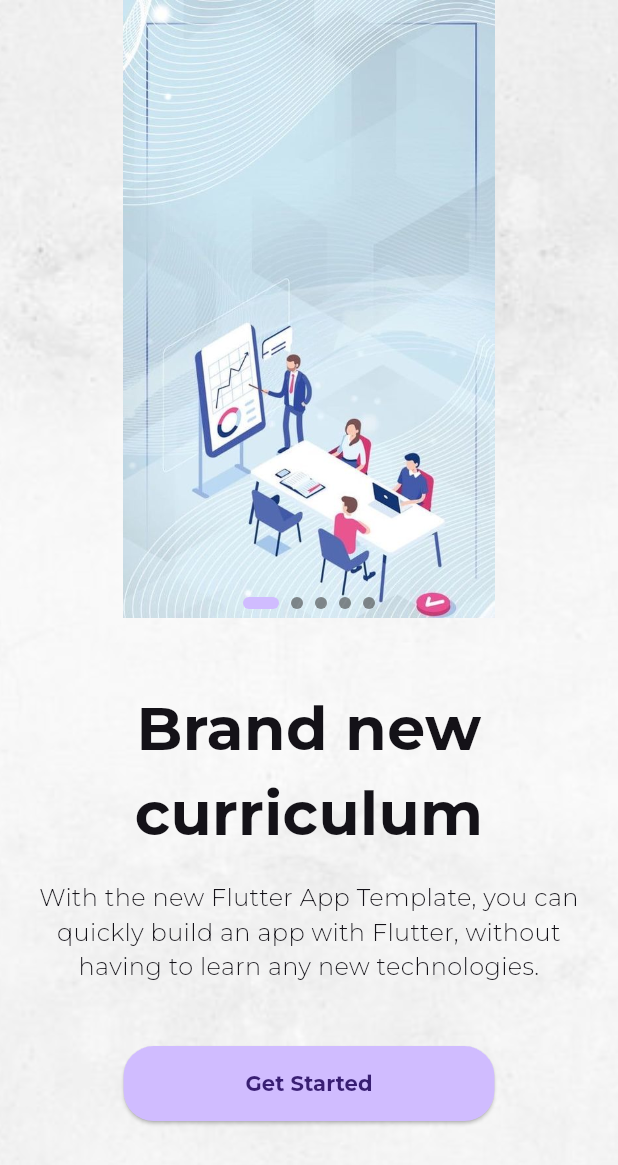
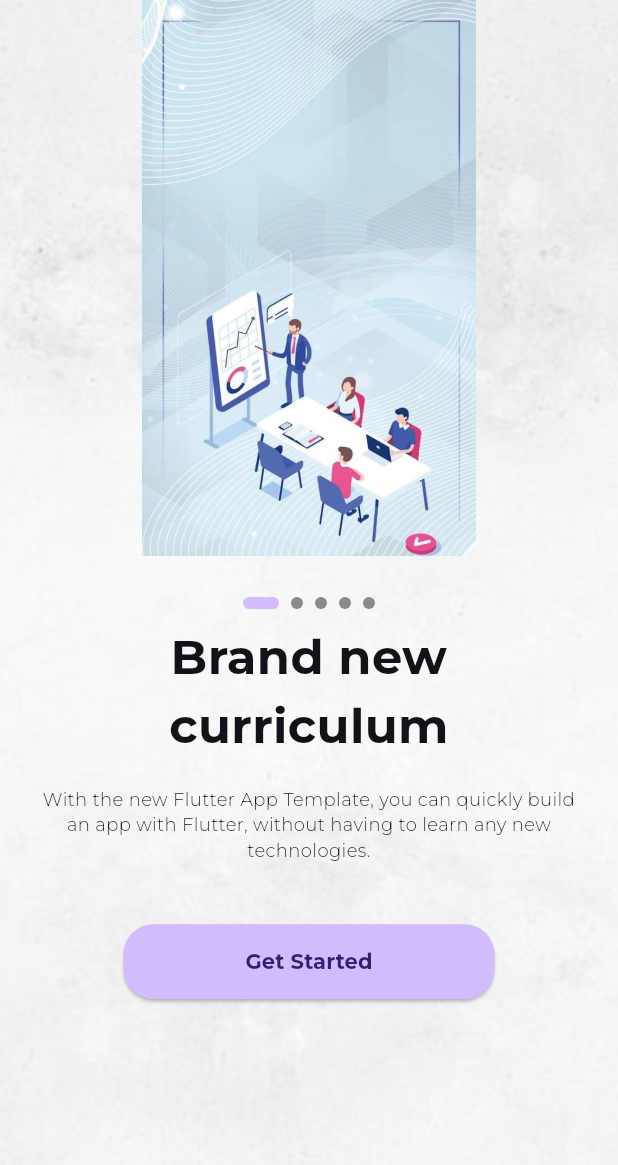
Before and after one commit to ravelinejunior/education_project, a Flutter app: the screen it shows after launch, on a phone screen of 412 x 824 dp. Shown: the top 1165 px of the screen. Run offline on Flutter 3.47's test engine with Material 3 defaults, Android fonts, the phone set to English and light mode, and no system bars; drawn by our look-alikes of smooth_page_indicator; our stand-ins replace bloc, dartz, equatable, flutter_bloc, get_it, google_fonts and 2 more.

Commit message:
"Adjusted image height and font sizes on OnBoardingPage"

```diff
--- a/lib/on_boarding/presentation/on_boarding/components/on_boarding_page.dart
+++ b/lib/on_boarding/presentation/on_boarding/components/on_boarding_page.dart
@@ -19,7 +19,7 @@ class OnBoardingPage extends StatelessWidget {
         children: [
           Image.asset(
             fit: BoxFit.fill,
-            height: context.height * 0.5,
+            height: context.height * 0.45,
             pageContent.image,
           ),
           SizedBox(
@@ -32,7 +32,7 @@ class OnBoardingPage extends StatelessWidget {
                 Text(
                   pageContent.title,
                   style: GoogleFonts.montserrat(
-                    fontSize: 40,
+                    fontSize: 32,
                     fontWeight: FontWeight.bold,
                     color: context.theme.cardColor,
                   ),
@@ -44,7 +44,7 @@ class OnBoardingPage extends StatelessWidget {
                 Text(
                   pageContent.description,
                   style: GoogleFonts.montserrat(
-                    fontSize: 16,
+                    fontSize: 12,
                     fontWeight: FontWeight.w300,
                     color: context.theme.cardColor,
                   ),
```
